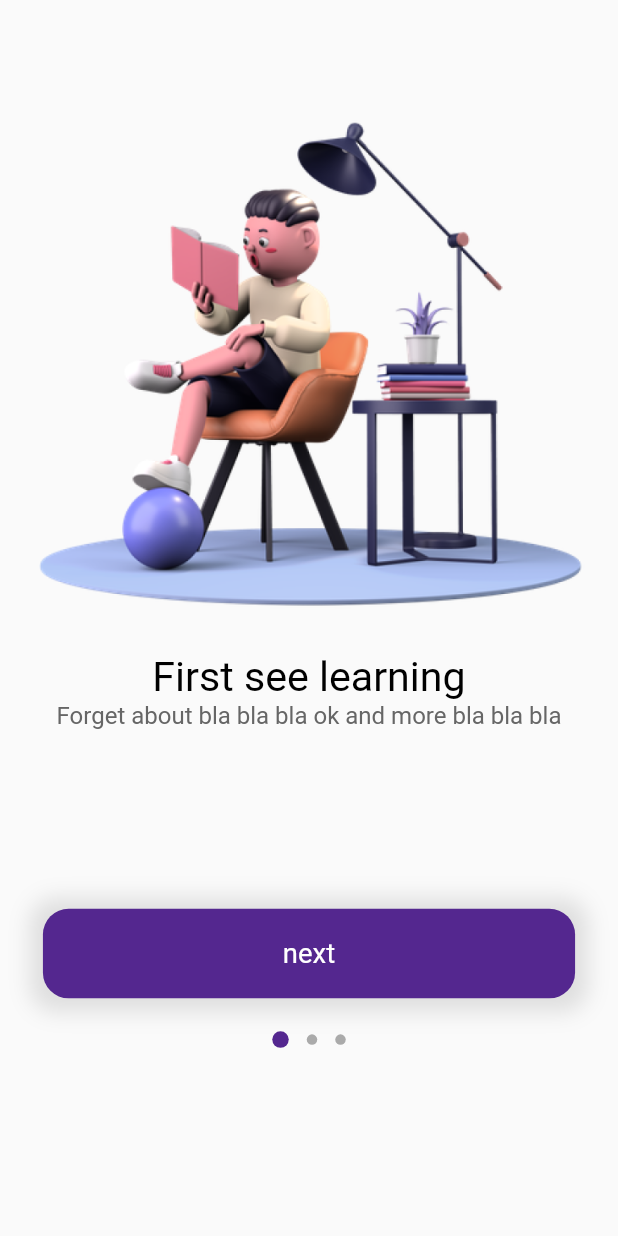
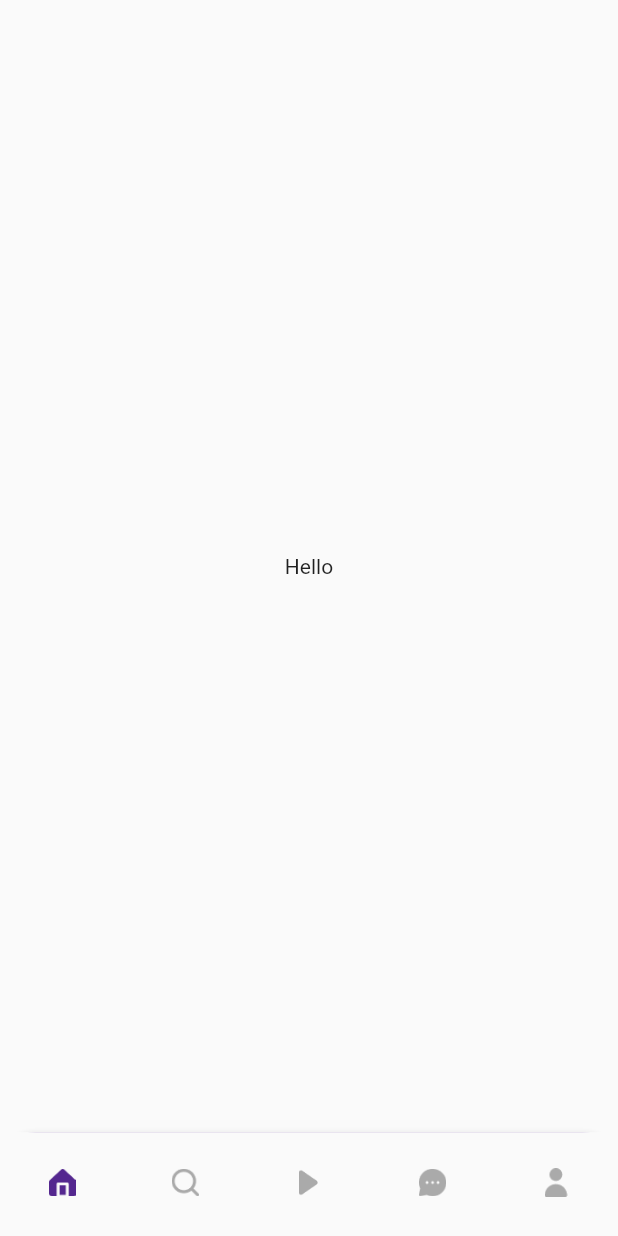
Before and after one commit to Ronnybest/easylearning_flutter, a Flutter app: the screen it shows after launch, on a phone screen of 412 x 824 dp. Run offline on Flutter 3.47's test engine with Material 2 defaults, Android fonts, the phone set to English and light mode, and no system bars; drawn by our look-alikes of dots_indicator; our stand-ins replace cloud_firestore, firebase_auth, firebase_core, flutter_bloc, flutter_screenutil, fluttertoast and 1 more; accounts and stored records are empty.

Commit message:
added bottom navbar

```diff
--- a/lib/common/entities/chat.dart
+++ b/lib/common/entities/chat.dart
@@ -1,4 +1,3 @@
-import 'package:intl/intl.dart';
 
 class SyncMessageRequestEntity {
   int? msgid;
--- a/lib/common/entities/course.dart
+++ b/lib/common/entities/course.dart
@@ -1,5 +1,4 @@
 
-import 'package:cloud_firestore/cloud_firestore.dart';
 
 class CourseRequestEntity {
   int? id;
--- a/lib/common/entities/lesson.dart
+++ b/lib/common/entities/lesson.dart
@@ -1,5 +1,4 @@
 
-import 'package:cloud_firestore/cloud_firestore.dart';
 
 class LessonRequestEntity {
   int? id;
--- a/lib/main.dart
+++ b/lib/main.dart
@@ -1,4 +1,5 @@
 import 'package:easylearning/common/values/colors.dart';
+import 'package:easylearning/pages/application/application_page.dart';
 import 'package:easylearning/pages/bloc_providers.dart';
 import 'package:easylearning/pages/sign_in/sign_in.dart';
 import 'package:easylearning/pages/sign_up/sign_up.dart';
@@ -24,7 +25,7 @@
       child: ScreenUtilInit(
         builder: (context, child) => MaterialApp(
           debugShowCheckedModeBanner: false,
-          home: const Welcome(),
+          home: const ApplicationPage(),
           theme: ThemeData(
             appBarTheme: const AppBarTheme(
                 backgroundColor: Colors.white,
--- /dev/null
+++ b/lib/pages/application/application_page.dart
@@ -0,0 +1,146 @@
+// ignore_for_file: prefer_const_constructors
+import 'package:easylearning/common/values/colors.dart';
+import 'package:easylearning/pages/application/application_widgets.dart';
+import 'package:flutter/material.dart';
+import 'package:flutter_screenutil/flutter_screenutil.dart';
+import 'package:material_design_icons_flutter/material_design_icons_flutter.dart';
+
+class ApplicationPage extends StatefulWidget {
+  const ApplicationPage({super.key});
+
+  @override
+  State<ApplicationPage> createState() => _ApplicationPageState();
+}
+
+class _ApplicationPageState extends State<ApplicationPage> {
+  int _index = 0;
+  @override
+  Widget build(BuildContext context) {
+    return Container(
+      color: Colors.white,
+      child: SafeArea(
+        child: Scaffold(
+          body: buildPage(_index),
+          bottomNavigationBar: Container(
+            width: 375.w,
+            height: 58.h,
+            decoration: BoxDecoration(
+              color: AppColors.primaryElement,
+              borderRadius: BorderRadius.only(
+                topLeft: Radius.circular(20.h),
+                topRight: Radius.circular(20.h),
+              ),
+              boxShadow: [
+                BoxShadow(
+                  color: Colors.grey.withOpacity(.1),
+                  spreadRadius: 1,
+                  blurRadius: 1,
+                ),
+              ],
+            ),
+            child: BottomNavigationBar(
+              currentIndex: _index,
+              onTap: (value) {
+                setState(() {
+                  _index = value;
+                });
+              },
+              showSelectedLabels: false,
+              elevation: 0,
+              type: BottomNavigationBarType.fixed,
+              showUnselectedLabels: false,
+              //selectedItemColor: AppColors.primaryElement,
+              //unselectedItemColor: AppColors.primaryFourElementText,
+              items: [
+                BottomNavigationBarItem(
+                  label: "Home",
+                  icon: SizedBox(
+                    width: 16.w,
+                    height: 16.h,
+                    child: Image.asset("assets/icons/home.png"),
+                  ),
+                  activeIcon: SizedBox(
+                    width: 16.w,
+                    height: 16.h,
+                    child: Image.asset(
+                      "assets/icons/home.png",
+                      color: AppColors.primaryElement,
+                    ),
+                  ),
+                ),
+                BottomNavigationBarItem(
+                  label: "Search",
+                  icon: SizedBox(
+                    width: 16.w,
+                    height: 16.h,
+                    child: Image.asset("assets/icons/search2.png"),
+                  ),
+                  activeIcon: SizedBox(
+                    width: 16.w,
+                    height: 16.h,
+                    child: Image.asset(
+                      "assets/icons/search2.png",
+                      color: AppColors.primaryElement,
+                    ),
+                  ),
+                ),
+                BottomNavigationBarItem(
+                  label: "Search",
+                  icon: SizedBox(
+                    width: 16.w,
+                    height: 16.h,
+                    child: Image.asset("assets/icons/play-circle1.png"),
+                  ),
+                  activeIcon: SizedBox(
+                    width: 16.w,
+                    height: 16.h,
+                    child: Image.asset(
+                      "assets/icons/play-circle1.png",
+                      color: AppColors.primaryElement,
+                    ),
+                  ),
+                ),
+                BottomNavigationBarItem(
+                  label: "Search",
+                  icon: SizedBox(
+                    width: 16.w,
+                    height: 16.h,
+                    child: Image.asset("assets/icons/message-circle.png"),
+                  ),
+                  activeIcon: SizedBox(
+                    width: 16.w,
+                    height: 16.h,
+                    child: Image.asset(
+                      "assets/icons/message-circle.png",
+                      color: AppColors.primaryElement,
+                    ),
+                  ),
+                ),
+                BottomNavigationBarItem(
+                  label: "Search",
+                  icon: SizedBox(
+                    width: 16.w,
+                    height: 16.h,
+                    child: SizedBox(
+                      width: 16.w,
+                      height: 16.h,
+                      child: Image.asset("assets/icons/person2.png"),
+                    ),
+                  ),
+                  activeIcon: SizedBox(
+                    width: 16.w,
+                    height: 16.h,
+                    child: Image.asset(
+                      "assets/icons/person2.png",
+                      color: AppColors.primaryElement,
+                    ),
+                  ),
+                ),
+              ],
+            ),
+          ),
+        ),
+      ),
+    );
+  }
+}
--- /dev/null
+++ b/lib/pages/application/application_widgets.dart
@@ -0,0 +1,15 @@
+// ignore_for_file: prefer_const_constructors
+
+import 'package:flutter/material.dart';
+
+Widget buildPage(int index) {
+  List<Widget> _widgets = [
+    Center(child: Text("Hello")),
+    Center(child: Text("Search")),
+    Center(child: Text("Courses")),
+    Center(child: Text("Chat")),
+    Center(child: Text("Profile")),
+  ];
+
+  return _widgets[index];
+}
--- a/lib/pages/bloc_providers.dart
+++ b/lib/pages/bloc_providers.dart
@@ -3,7 +3,6 @@
 import 'package:easylearning/pages/welcome/bloc/welcome_blocs.dart';
 import 'package:flutter_bloc/flutter_bloc.dart';
 
-import '../app_blocs.dart';
 
 class AppBlocProviders {
   static get allBlocProviders => [
--- a/lib/pages/common_widgets.dart
+++ b/lib/pages/common_widgets.dart
@@ -136,7 +136,7 @@
 }
 
 Widget forgotPassword() {
-  return Container(
+  return SizedBox(
     width: 260.w,
     height: 44.h,
     child: GestureDetector(
--- a/lib/pages/sign_in/bloc/sign_in_blocs.dart
+++ b/lib/pages/sign_in/bloc/sign_in_blocs.dart
@@ -1,4 +1,3 @@
-import 'dart:math';
 
 import 'package:easylearning/pages/sign_in/bloc/sign_in_events.dart';
 import 'package:easylearning/pages/sign_in/bloc/sign_in_states.dart';
--- a/lib/pages/sign_in/bloc/sign_in_states.dart
+++ b/lib/pages/sign_in/bloc/sign_in_states.dart
@@ -1,4 +1,3 @@
-import 'dart:math';
 
 class SignInState {
   final String email;
--- a/lib/pages/sign_up/sign_up_controller.dart
+++ b/lib/pages/sign_up/sign_up_controller.dart
@@ -1,4 +1,3 @@
-import 'dart:math';
 
 import 'package:easylearning/common/widgets/widget_toast.dart';
 import 'package:easylearning/pages/sign_up/bloc/sign_up_blocs.dart';
--- a/lib/pages/welcome/welcome.dart
+++ b/lib/pages/welcome/welcome.dart
@@ -16,7 +16,7 @@
 }
 
 class _WelcomeState extends State<Welcome> {
-  PageController _controller = PageController(initialPage: 0);
+  final PageController _controller = PageController(initialPage: 0);
 
   @override
   Widget build(BuildContext context) {
```
Also changed, not shown: pubspec.lock, 3 other files.
